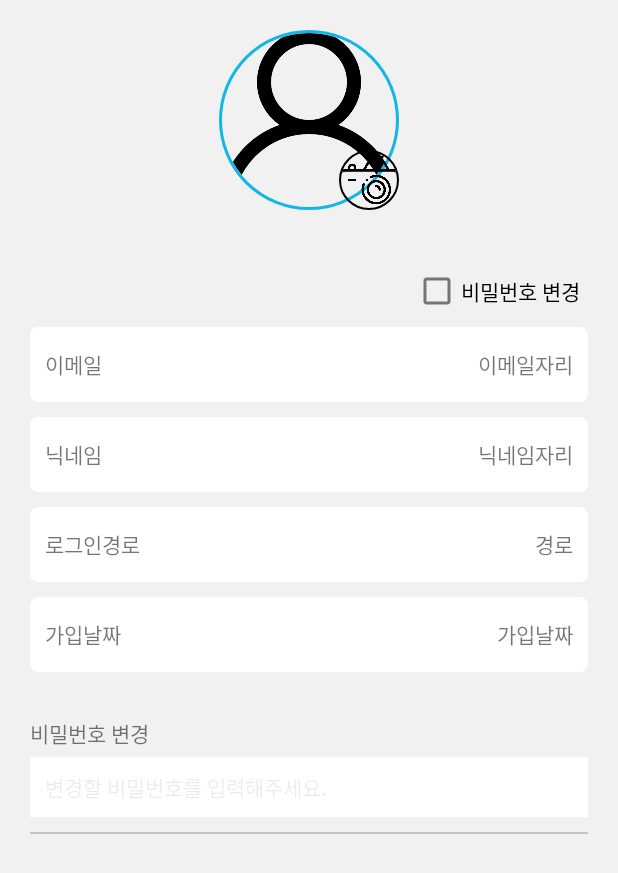
After one commit to JaeCheon0222/Promise_Keeper, an Android app: the layout activity_my_profile.xml on its own in the app's theme, with its tools: preview values and no code run, on a phone screen of 412 x 824 dp. The commit adds this screen. Shown: the top 873 px of the screen. Run offline under Robolectric (Android 15) with nearby library versions, the phone set to English and light mode, and no system bars; network calls fail.

Commit message:
#28 프로필 사진 변경하기

```diff
--- a/app/src/main/AndroidManifest.xml
+++ b/app/src/main/AndroidManifest.xml
@@ -14,6 +14,9 @@
         android:roundIcon="@mipmap/ic_launcher_round"
         android:supportsRtl="true"
         android:theme="@style/Theme.Promise_Keeper">
+        <activity
+            android:name=".view.activities.my_info.MyProfileActivity"
+            android:exported="false" />
         <activity
             android:name=".view.activities.map.PromisePlaceMapViewActivity"
             android:exported="false" />
--- a/app/src/main/java/com/jc/promise_keeper/data/model/datas/User.kt
+++ b/app/src/main/java/com/jc/promise_keeper/data/model/datas/User.kt
@@ -6,7 +6,7 @@ import java.io.Serializable
 
 data class User(
     @SerializedName("app_maker")
-    val appMaker: Any?,
+    val appMaker: String?,
     @SerializedName("created_at")
     val createdAt: String?,
     @SerializedName("email")
@@ -22,7 +22,7 @@ data class User(
     @SerializedName("ready_minute")
     val readyMinute: Int?,
     @SerializedName("uid")
-    val uid: Any?,
+    val uid: String?,
     @SerializedName("updated_at")
     val updatedAt: String?
 ) : Serializable
--- a/app/src/main/java/com/jc/promise_keeper/view/activities/splash/SplashActivity.kt
+++ b/app/src/main/java/com/jc/promise_keeper/view/activities/splash/SplashActivity.kt
@@ -21,10 +21,7 @@ class SplashActivity : BaseAppCompatActivity<ActivitySplashBinding>(R.layout.act
 
 
     override fun ActivitySplashBinding.onCreate() {
-        getHandler(SignInActivity::class.java, 2500, true)
-
         initViews()
-
     }
 
     override fun initViews() {
--- a/app/src/main/java/com/jc/promise_keeper/view/fragments/PromiseFragment.kt
+++ b/app/src/main/java/com/jc/promise_keeper/view/fragments/PromiseFragment.kt
@@ -2,18 +2,15 @@ package com.jc.promise_keeper.view.fragments
 
 import android.os.Bundle
 import android.util.Log
-import androidx.fragment.app.FragmentTransaction
 import androidx.recyclerview.widget.LinearLayoutManager
 import com.jc.promise_keeper.R
 import com.jc.promise_keeper.adapter.AppointmentRecyclerAdapter
 import com.jc.promise_keeper.common.api.Connect
-import com.jc.promise_keeper.common.api.repository.PlaceRepository
 import com.jc.promise_keeper.common.util.base_view.BaseFragment
 import com.jc.promise_keeper.data.model.basic_response.BasicResponse
 import com.jc.promise_keeper.data.model.datas.Appointment
 import com.jc.promise_keeper.databinding.FragmentPromiseBinding
 import kotlinx.coroutines.MainScope
-import kotlinx.coroutines.launch
 import retrofit2.Call
 import retrofit2.Callback
 import retrofit2.Response
@@ -42,7 +39,6 @@ class PromiseFragment: BaseFragment<FragmentPromiseBinding>(R.layout.fragment_pr
     }
 
     private fun getMyAppointmentList(){
-
 
         Connect.promiseKeepService.getRequestAppointmentList().enqueue(object : Callback<BasicResponse> {
             override fun onResponse(call: Call<BasicResponse>, response: Response<BasicResponse>) {
--- /dev/null
+++ b/app/src/main/res/drawable/profile_item.xml
@@ -0,0 +1,10 @@
+<?xml version="1.0" encoding="utf-8"?>
+<layer-list xmlns:android="http://schemas.android.com/apk/res/android">
+    <item>
+        <shape android:shape="rectangle">
+            <solid android:color="@color/white"/>
+            <corners
+                android:radius="5dp" />
+        </shape>
+    </item>
+</layer-list>
--- /dev/null
+++ b/app/src/main/res/layout/activity_my_profile.xml
@@ -0,0 +1,228 @@
+<?xml version="1.0" encoding="utf-8"?>
+<layout
+    xmlns:android="http://schemas.android.com/apk/res/android"
+    xmlns:app="http://schemas.android.com/apk/res-auto"
+    xmlns:tools="http://schemas.android.com/tools"
+    tools:context=".view.activities.my_info.MyProfileActivity">
+
+    <LinearLayout
+        android:layout_width="match_parent"
+        android:layout_height="match_parent"
+        android:orientation="vertical"
+        android:gravity="center_horizontal"
+        android:background="@color/light_grey"
+        android:padding="20dp">
+
+        <FrameLayout
+            android:layout_width="wrap_content"
+            android:layout_height="wrap_content">
+
+            <de.hdodenhof.circleimageview.CircleImageView
+                android:id="@+id/profileImageView"
+                android:layout_width="120dp"
+                android:layout_height="120dp"
+                app:civ_border_width="2dp"
+                app:civ_border_color="@color/azure"
+                tools:src="@drawable/ic_basic_user_profile"/>
+
+
+            <de.hdodenhof.circleimageview.CircleImageView
+                android:id="@+id/changeProfileButton"
+                android:layout_width="60dp"
+                android:layout_height="60dp"
+                android:layout_gravity="bottom|end"
+                app:civ_border_width="1dp"
+                android:paddingTop="20dp"
+                android:paddingStart="20dp"
+                android:src="@drawable/ic_camera" />
+
+        </FrameLayout>
+
+        <LinearLayout
+            android:layout_width="match_parent"
+            android:layout_height="wrap_content"
+            android:layout_marginTop="30dp"
+            android:orientation="vertical">
+
+            <CheckBox
+                android:id="@+id/profileChangeCheckBox"
+                android:layout_width="wrap_content"
+                android:layout_height="wrap_content"
+                android:layout_gravity="end"
+                android:layout_marginEnd="5dp"
+                android:text="비밀번호 변경"/>
+
+            <LinearLayout
+                android:id="@+id/userInfoLayout"
+                android:layout_width="match_parent"
+                android:layout_height="wrap_content"
+                android:orientation="vertical">
+
+                <LinearLayout
+                    android:layout_width="match_parent"
+                    android:layout_height="50dp"
+                    android:background="@drawable/profile_item"
+                    android:orientation="horizontal">
+
+                    <TextView
+                        android:layout_width="wrap_content"
+                        android:layout_height="wrap_content"
+                        android:layout_gravity="center_vertical"
+                        android:layout_marginStart="10dp"
+                        android:text="이메일"/>
+
+                    <TextView
+                        android:layout_width="0dp"
+                        android:layout_height="wrap_content"
+                        android:layout_weight="1"/>
+
+                    <TextView
+                        android:id="@+id/emailEditText"
+                        android:layout_width="wrap_content"
+                        android:layout_height="wrap_content"
+                        android:layout_gravity="center_vertical"
+                        android:layout_marginStart="10dp"
+                        tools:text="이메일자리"
+                        android:layout_marginEnd="10dp"/>
+
+
+                </LinearLayout>
+
+                <LinearLayout
+                    android:layout_width="match_parent"
+                    android:layout_height="50dp"
+                    android:background="@drawable/profile_item"
+                    android:layout_marginTop="10dp"
+                    android:orientation="horizontal">
+
+                    <TextView
+                        android:layout_width="wrap_content"
+                        android:layout_height="wrap_content"
+                        android:layout_gravity="center_vertical"
+                        android:layout_marginStart="10dp"
+                        android:text="닉네임"/>
+
+                    <TextView
+                        android:layout_width="0dp"
+                        android:layout_height="wrap_content"
+                        android:layout_weight="1"/>
+
+                    <TextView
+                        android:id="@+id/nicknameEditText"
+                        android:layout_width="wrap_content"
+                        android:layout_height="wrap_content"
+                        android:layout_gravity="center_vertical"
+                        android:layout_marginStart="10dp"
+                        tools:text="닉네임자리"
+                        android:layout_marginEnd="10dp"/>
+
+
+                </LinearLayout>
+
+                <LinearLayout
+                    android:layout_width="match_parent"
+                    android:layout_height="50dp"
+                    android:background="@drawable/profile_item"
+                    android:layout_marginTop="10dp"
+                    android:orientation="horizontal">
+
+                    <TextView
+                        android:layout_width="wrap_content"
+                        android:layout_height="wrap_content"
+                        android:layout_gravity="center_vertical"
+                        android:layout_marginStart="10dp"
+                        android:text="로그인경로"/>
+
+                    <TextView
+                        android:layout_width="0dp"
+                        android:layout_height="wrap_content"
+                        android:layout_weight="1"/>
+
+                    <TextView
+                        android:id="@+id/providerTextView"
+                        android:layout_width="wrap_content"
+                        android:layout_height="wrap_content"
+                        android:layout_gravity="center_vertical"
+                        android:layout_marginStart="10dp"
+                        android:text="경로"
+                        android:layout_marginEnd="10dp"/>
+
+
+                </LinearLayout>
+
+                <LinearLayout
+                    android:layout_width="match_parent"
+                    android:layout_height="50dp"
+                    android:background="@drawable/profile_item"
+                    android:layout_marginTop="10dp"
+                    android:orientation="horizontal">
+
+                    <TextView
+                        android:layout_width="wrap_content"
+                        android:layout_height="wrap_content"
+                        android:layout_gravity="center_vertical"
+                        android:layout_marginStart="10dp"
+                        android:text="가입날짜"/>
+
+                    <TextView
+                        android:layout_width="0dp"
+                        android:layout_height="wrap_content"
+                        android:layout_weight="1"/>
+
+                    <TextView
+                        android:id="@+id/createAtEditText"
+                        android:layout_width="wrap_content"
+                        android:layout_height="wrap_content"
+                        android:layout_gravity="center_vertical"
+                        android:layout_marginStart="10dp"
+                        tools:text="가입날짜"
+                        android:layout_marginEnd="10dp"/>
+
+
+                </LinearLayout>
+
+
+            </LinearLayout>
+
+        </LinearLayout>
+
+        <LinearLayout
+            android:id="@+id/passwordChangeLayout"
+            android:layout_width="match_parent"
+            android:layout_height="wrap_content"
+            android:layout_marginTop="30dp"
+            android:orientation="vertical">
+
+            <TextView
+                android:layout_width="wrap_content"
+                android:layout_height="wrap_content"
+                android:text="비밀번호 변경"/>
+
+            <EditText
+                android:layout_marginTop="5dp"
+                android:layout_width="match_parent"
+                style="@style/inputEditText"
+                android:background="@color/white"
+                android:layout_height="wrap_content"
+                android:inputType="textPassword"
+                android:hint="변경할 비밀번호를 입력해주세요."/>
+
+
+        </LinearLayout>
+
+
+        <include layout="@layout/div" />
+
+        <androidx.appcompat.widget.AppCompatButton
+            android:id="@+id/passwordChangeButton"
+            android:layout_width="match_parent"
+            android:layout_height="wrap_content"
+            android:background="@color/azure"
+            android:textColor="@color/white"
+            android:visibility="gone"
+            android:text="비밀번호 변경하기"/>
+
+    </LinearLayout>
+
+
+</layout>
--- a/app/src/main/res/layout/fragment_profile.xml
+++ b/app/src/main/res/layout/fragment_profile.xml
@@ -4,6 +4,7 @@
     xmlns:tools="http://schemas.android.com/tools">
 
     <ScrollView
+        android:id="@+id/fragmentLayout"
         android:layout_width="match_parent"
         android:layout_height="match_parent">
 
@@ -12,6 +13,7 @@
             android:layout_height="wrap_content"
             android:gravity="center_horizontal"
             android:orientation="vertical"
+
             android:padding="20dp">
 
             <de.hdodenhof.circleimageview.CircleImageView
@@ -22,6 +24,7 @@
                 app:civ_border_width="1dp" />
 
             <TextView
+                android:id="@+id/nickNameTextView"
                 android:layout_width="wrap_content"
                 android:layout_height="wrap_content"
                 android:layout_marginTop="10dp"
--- a/app/src/main/res/values/colors.xml
+++ b/app/src/main/res/values/colors.xml
@@ -15,7 +15,7 @@
 
     <color name="line_border">#C4C4C4</color>
     <color name="darker_grey">#4A4A4A</color>
-    <color name="light_grey">#C9C9C9</color>
+    <color name="light_grey">#F1F1F1</color>
     <color name="azure">#13b7e4</color>
 
 </resources>
```
Also changed, not shown: app/src/main/java/com/jc/promise_keeper/common/util/DATA_NAME.kt (added, +11 -0 lines), app/src/main/java/com/jc/promise_keeper/common/util/Keys.kt (+8 -0 lines), app/src/main/java/com/jc/promise_keeper/common/util/Preferences.kt (+58 -0 lines), app/src/main/java/com/jc/promise_keeper/view/activities/my_info/MyProfileActivity.kt (added, +169 -0 lines), app/src/main/java/com/jc/promise_keeper/view/activities/sign_in_out/SignInActivity.kt (+7 -2 lines), app/src/main/java/com/jc/promise_keeper/view/fragments/ProfileFragment.kt (+29 -73 lines), app/src/main/res/drawable/ic_basic_user_profile.png (added), app/src/main/res/drawable/ic_camera.png (added).
